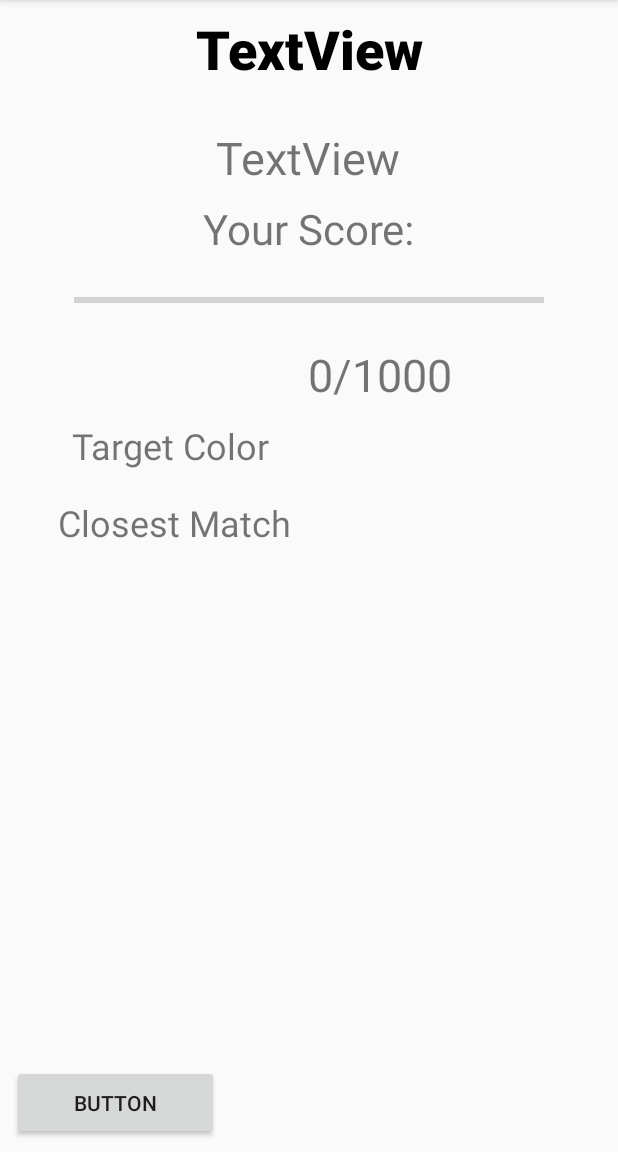
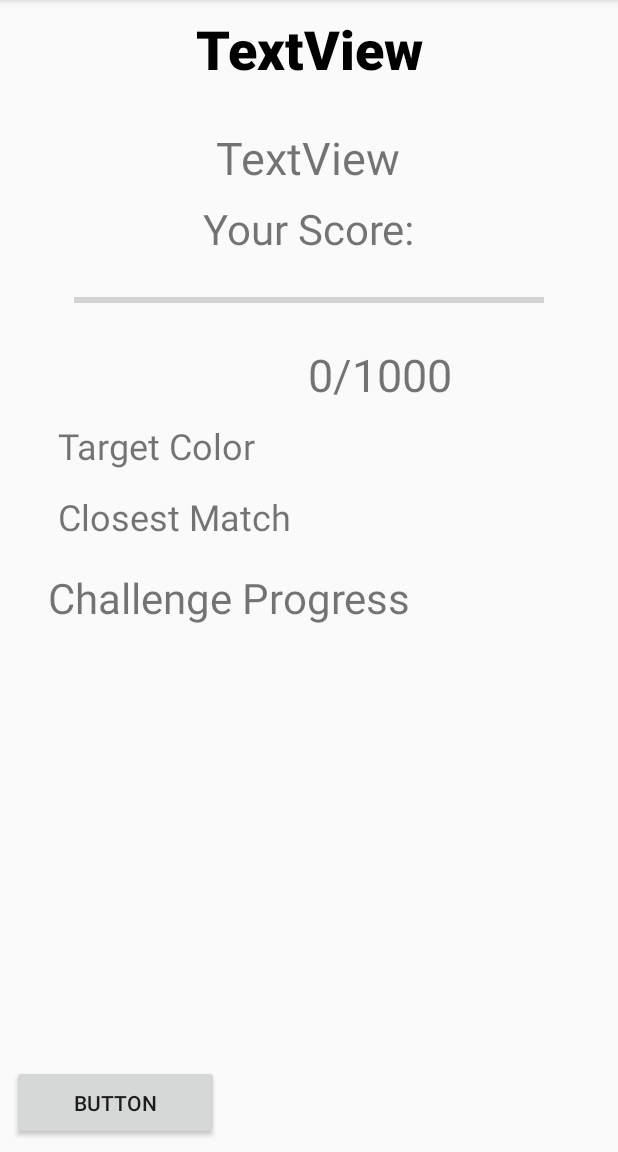
Before and after one commit to WeatheRay/colorHunt, an Android app: the Results screen opened directly, with no data from a screen before it, on a phone screen of 412 x 824 dp, the part 84-1236 px from its top. Run offline under Robolectric (Android 15) with nearby library versions, the phone set to English and light mode, and no system bars; 2 statements that could not run were skipped.

Commit message:
Created scoring system.

```diff
--- a/app/src/main/res/layout/activity_results.xml
+++ b/app/src/main/res/layout/activity_results.xml
@@ -88,7 +88,7 @@
         android:text="Target Color"
         android:textSize="24sp"
         app:layout_constraintEnd_toStartOf="@+id/guideline3"
-        app:layout_constraintHorizontal_bias="0.0"
+        app:layout_constraintHorizontal_bias="1.0"
         app:layout_constraintStart_toStartOf="parent"
         app:layout_constraintTop_toBottomOf="@+id/textView7" />
 
@@ -103,7 +103,7 @@
         android:id="@+id/target_imageview"
         android:layout_width="83dp"
         android:layout_height="42dp"
-        android:layout_marginStart="16dp"
+        android:layout_marginStart="32dp"
         android:layout_marginTop="12dp"
         app:layout_constraintStart_toEndOf="@+id/textView8"
         app:layout_constraintTop_toBottomOf="@+id/textView7"
@@ -113,7 +113,7 @@
         android:id="@+id/closest_imageview"
         android:layout_width="83dp"
         android:layout_height="42dp"
-        android:layout_marginStart="16dp"
+        android:layout_marginStart="24dp"
         android:layout_marginTop="8dp"
         app:layout_constraintStart_toStartOf="@+id/guideline3"
         app:layout_constraintTop_toBottomOf="@+id/target_imageview"
@@ -124,7 +124,7 @@
         android:layout_width="174dp"
         android:layout_height="43dp"
         android:layout_marginStart="8dp"
-        android:layout_marginTop="8dp"
+        android:layout_marginTop="4dp"
         android:layout_marginEnd="8dp"
         android:text="Closest Match"
         android:textSize="24sp"
@@ -143,4 +143,15 @@
         app:layout_constraintBottom_toBottomOf="parent"
         app:layout_constraintStart_toStartOf="parent" />
 
+    <TextView
+        android:id="@+id/textView10"
+        android:layout_width="wrap_content"
+        android:layout_height="wrap_content"
+        android:layout_marginStart="32dp"
+        android:layout_marginTop="8dp"
+        android:text="Challenge Progress"
+        android:textSize="28sp"
+        app:layout_constraintStart_toStartOf="parent"
+        app:layout_constraintTop_toBottomOf="@+id/textView9" />
+
 </android.support.constraint.ConstraintLayout>
```
